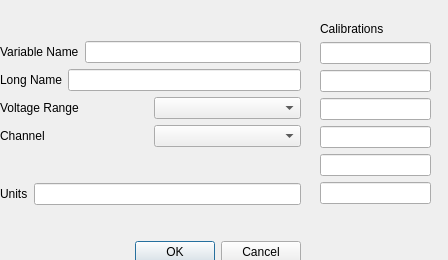
NCAR/nidas, file src/nidas/apps/config/AddA2DVariableComboDialog.ui: the form before one commit.
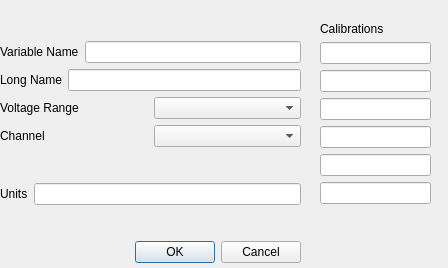
The form after the commit.

Commit message: Improve behavior of the dialog for adding A2D Variables.

```diff
--- a/src/nidas/apps/config/AddA2DVariableComboDialog.ui
+++ b/src/nidas/apps/config/AddA2DVariableComboDialog.ui
@@ -7,7 +7,7 @@
     <x>0</x>
     <y>0</y>
     <width>448</width>
-    <height>260</height>
+    <height>268</height>
    </rect>
   </property>
   <property name="sizePolicy">
@@ -19,7 +19,7 @@
   <property name="windowTitle">
    <string>Add Variable</string>
   </property>
-  <widget class="QWidget" name="">
+  <widget class="QWidget" name="layoutWidget">
    <property name="geometry">
     <rect>
      <x>320</x>
@@ -82,7 +82,7 @@
     </item>
    </layout>
   </widget>
-  <widget class="QWidget" name="">
+  <widget class="QWidget" name="layoutWidget">
    <property name="geometry">
     <rect>
      <x>0</x>
```
Left out of the diff: 31 changed lines with no effect on the pictures. The commit also changes 1 other file.
